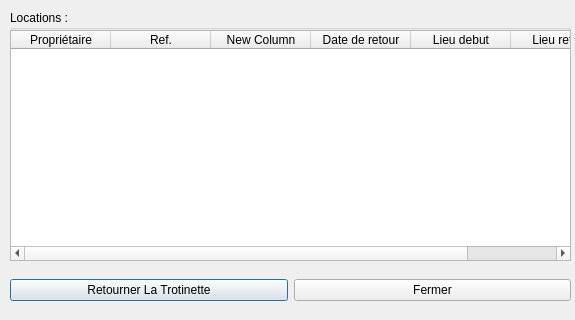
Above: View/viewlocations.ui from Darhal/Trottipret before the change. Below: the same form after it.
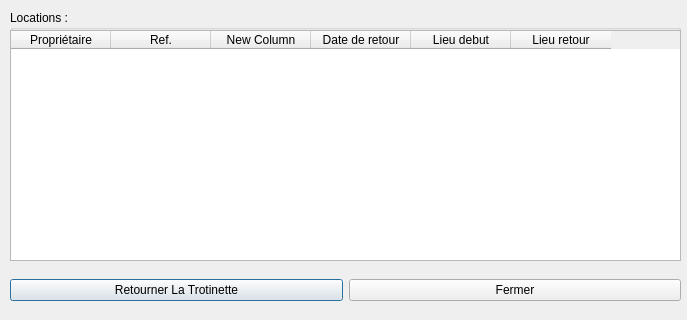
That is the form after the change.

```diff
--- a/View/viewlocations.ui
+++ b/View/viewlocations.ui
@@ -6,7 +6,7 @@
    <rect>
     <x>0</x>
     <y>0</y>
-    <width>575</width>
+    <width>687</width>
     <height>320</height>
    </rect>
   </property>
@@ -18,7 +18,7 @@
     <rect>
      <x>10</x>
      <y>270</y>
-     <width>561</width>
+     <width>671</width>
      <height>41</height>
     </rect>
    </property>
@@ -44,7 +44,7 @@
     <rect>
      <x>10</x>
      <y>10</y>
-     <width>561</width>
+     <width>671</width>
      <height>251</height>
     </rect>
    </property>
@@ -56,7 +56,7 @@
      <rect>
       <x>0</x>
       <y>20</y>
-      <width>561</width>
+      <width>671</width>
       <height>231</height>
      </rect>
     </property>
```
